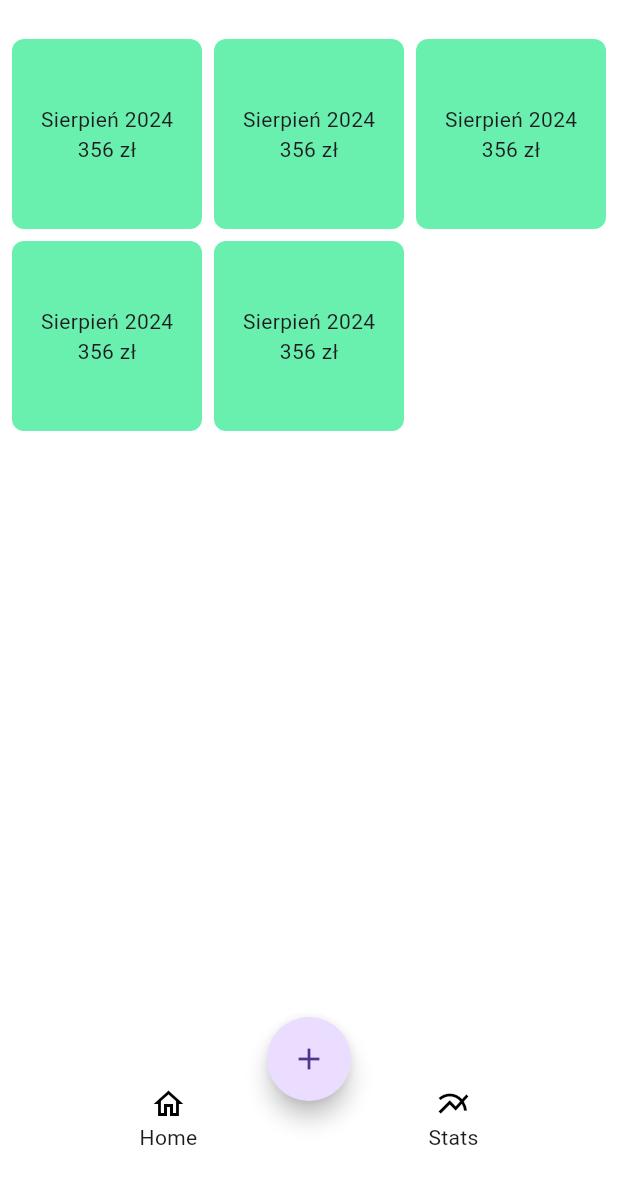
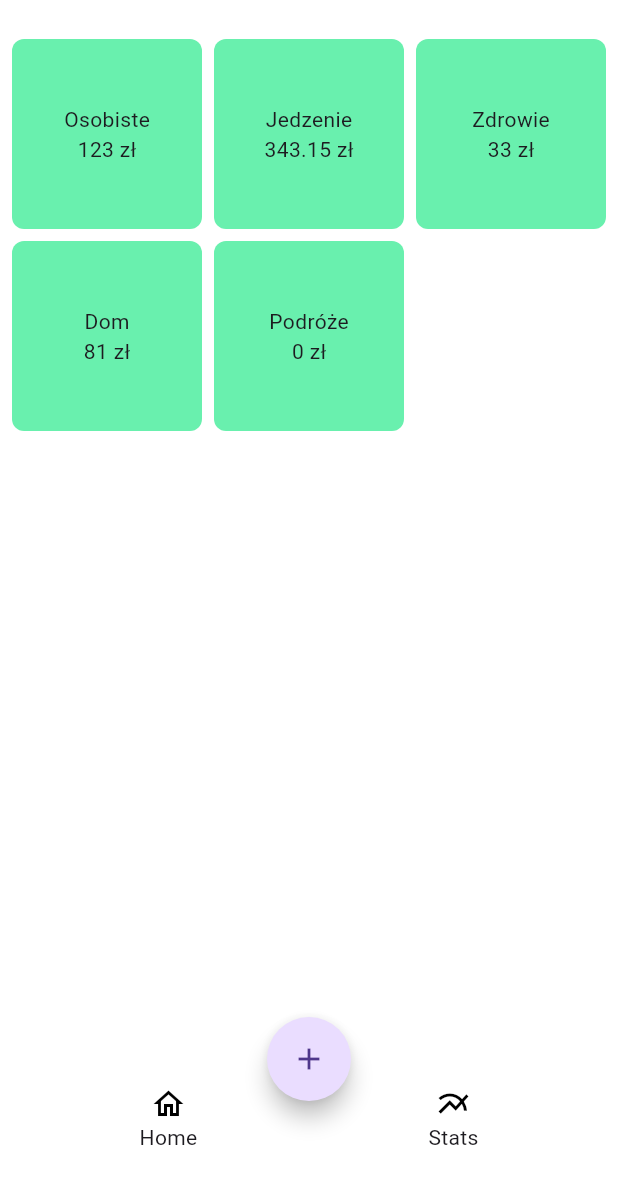
Before and after one commit to kawi15/budget, a Flutter app: the screen it shows after launch, on a phone screen of 412 x 824 dp, the part 57-1236 px from its top. Run offline on Flutter 3.47's test engine with Material 3 defaults, Android fonts, the light colour scheme and no system bars; our stand-ins replace animated_toggle_switch, dropdown_button2, flutter_bloc, hydrated_bloc.

Commit message:
added view for editing categories

```diff
--- a/lib/app_theme.dart
+++ b/lib/app_theme.dart
@@ -8,7 +8,8 @@ class AppTheme {
           appBarTheme: const AppBarTheme(
               color: Colors.white,
               titleTextStyle: TextStyle(
-                  color: Colors.black
+                color: Colors.black,
+                fontSize: 16
               )
           ),
           drawerTheme: const DrawerThemeData(
@@ -30,7 +31,8 @@ class AppTheme {
               color: Colors.white
           ),
           titleTextStyle: TextStyle(
-            color: Colors.white
+            color: Colors.white,
+            fontSize: 16
           )
         ),
         drawerTheme: const DrawerThemeData(
--- a/lib/views/budget.dart
+++ b/lib/views/budget.dart
@@ -9,6 +9,10 @@ class Budget extends StatefulWidget {
 }
 
 class _BudgetState extends State<Budget> {
+
+  static const List<String> categories = ['Osobiste', 'Jedzenie', 'Zdrowie', 'Dom', 'Podróże'];
+  static const List<dynamic> values = [123, 343.15, 33, 81, 0];
+
   @override
   Widget build(BuildContext context) {
     return Scaffold(
@@ -21,7 +25,7 @@ class _BudgetState extends State<Budget> {
                 crossAxisSpacing: 8,
                 mainAxisSpacing: 8
             ),
-            itemCount: 5,
+            itemCount: categories.length,
             itemBuilder: (ctx, index) {
               return InkWell(
                 onTap: () {
@@ -34,14 +38,14 @@ class _BudgetState extends State<Budget> {
                       borderRadius: BorderRadius.circular(8),
                       color: Colors.greenAccent
                   ),
-                  child: const Column(
+                  child: Column(
                     mainAxisAlignment: MainAxisAlignment.center,
                     children: [
                       Text(
-                          'Sierpień 2024'
+                        categories[index]
                       ),
                       Text(
-                          '356 zł'
+                        '${values[index]} zł'
                       )
                     ],
                   ),
--- a/lib/views/main_navigator.dart
+++ b/lib/views/main_navigator.dart
@@ -1,5 +1,6 @@
 import 'package:budzet/views/add_transaction.dart';
 import 'package:budzet/views/budget.dart';
+import 'package:budzet/views/edit_categories.dart';
 import 'package:budzet/views/transaction_history.dart';
 import 'package:budzet/widgets/theme_switch.dart';
 import 'package:flutter/material.dart';
@@ -24,9 +25,6 @@ class _MainNavigatorState extends State<MainNavigator> {
       appBar: AppBar(
         title: const Text(
           'Październik 2024',
-          style: TextStyle(
-            fontSize: 16,
-          ),
         ),
         actions: [
           Padding(
@@ -53,9 +51,9 @@ class _MainNavigatorState extends State<MainNavigator> {
               child: Text('Drawer Header'),
             ),
             ListTile(
-              title: const Text('Item 1'),
+              title: const Text('Kategorie'),
               onTap: () {
-
+                Navigator.of(context).push(MaterialPageRoute(builder: (context) => const EditCategories()));
               },
             ),
             ListTile(
```
Also changed, not shown: lib/views/edit_categories.dart (added, +43 -0 lines).
